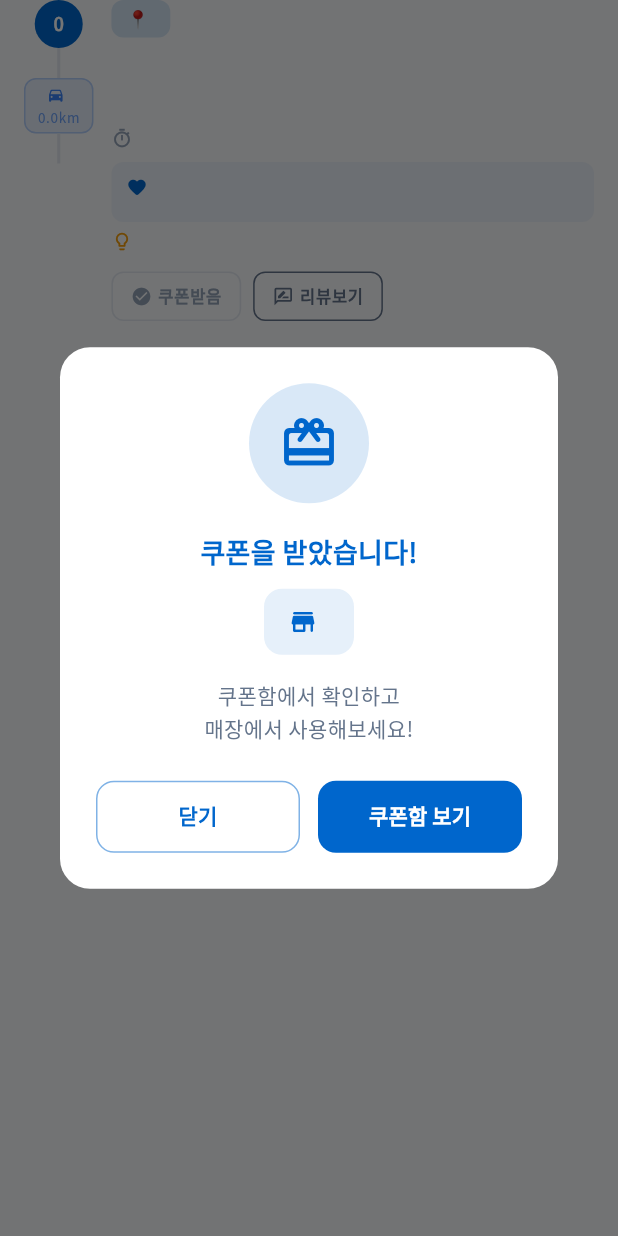
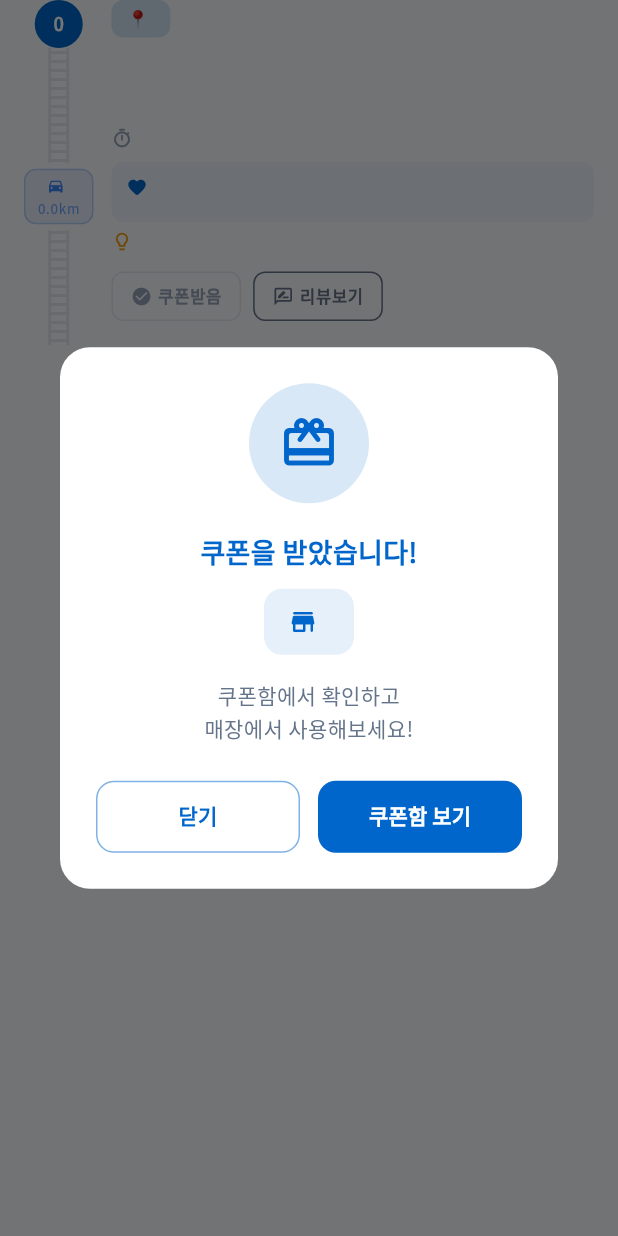
Before and after one commit to dusagong/FCM_APP-Flutter-with-AOS-IOS-, a Flutter app: the _CourseStopItem widget shown alone on an empty page, opened directly with empty values, after a tap on "쿠폰받기", on a phone screen of 412 x 824 dp. Run offline on Flutter 3.47's test engine with Material 3 defaults, Android fonts, the phone set to English and light mode, and no system bars; our stand-ins replace camera, flutter_animate, flutter_dotenv, google_fonts, image_picker, qr_flutter and 2 more; missing offline and left inert: flutter_naver_map, scratcher; accounts and stored records are empty.

Commit message:
course rail

```diff
--- a/lib/screens/meeting_platform_screen.dart
+++ b/lib/screens/meeting_platform_screen.dart
@@ -388,8 +388,9 @@ class _CourseStopItem extends StatelessWidget {
   Widget build(BuildContext context) {
     return Padding(
       padding: const EdgeInsets.symmetric(horizontal: 16),
+      child: IntrinsicHeight(
         child: Row(
-        crossAxisAlignment: CrossAxisAlignment.start,
+          crossAxisAlignment: CrossAxisAlignment.stretch,
           children: [
             // Timeline
             Column(
@@ -411,30 +412,24 @@ class _CourseStopItem extends StatelessWidget {
                     ),
                   ),
                 ),
-              if (!isLast) ...[
-                // 이동시간 표시가 있으면 이동시간 배지 표시
-                if (stop.travelTimeToNext != null) ...[
+                if (!isLast)
+                  Expanded(
+                    child: Stack(
+                      alignment: Alignment.center,
+                      children: [
+                        const _RailTrackVertical(),
+                        if (stop.travelTimeToNext != null)
                           Container(
-                    width: 2,
-                    height: 20,
-                    color: AppColors.border,
-                  ),
-                  _TravelTimeBadge(
+                            color: AppColors.background,
+                            padding: const EdgeInsets.symmetric(vertical: 4),
+                            child: _TravelTimeBadge(
                               travelTime: stop.travelTimeToNext!,
                               distanceKm: stop.distanceToNextKm,
                             ),
-                  Container(
-                    width: 2,
-                    height: 20,
-                    color: AppColors.border,
-                  ),
-                ] else
-                  Container(
-                    width: 2,
-                    height: 100,
-                    color: AppColors.border,
-                  ),
-              ],
+                          ),
+                      ],
+                    ),
+                  ),
               ],
             ),
             const SizedBox(width: 12),
@@ -546,6 +541,7 @@ class _CourseStopItem extends StatelessWidget {
               ),
             ),
           ],
+        ),
       ),
     );
   }
@@ -2713,3 +2709,55 @@ class _ZoomButton extends StatelessWidget {
     );
   }
 }
+
+class _RailTrackVertical extends StatelessWidget {
+  final double? height;
+
+  const _RailTrackVertical({this.height});
+
+  @override
+  Widget build(BuildContext context) {
+    return SizedBox(
+      width: 14,
+      height: height ?? double.infinity,
+      child: CustomPaint(
+        painter: _RailTrackPainter(color: AppColors.border),
+      ),
+    );
+  }
+}
+
+class _RailTrackPainter extends CustomPainter {
+  final Color color;
+
+  _RailTrackPainter({this.color = const Color(0xFFE0E0E0)});
+
+  @override
+  void paint(Canvas canvas, Size size) {
+    final paint = Paint()
+      ..color = color
+      ..style = PaintingStyle.fill;
+
+    // Defines
+    const double railWidth = 2.0;
+    // const double trackWidth = 14.0; // Implicit from size.width
+    const double sleeperHeight = 2.0;
+    const double sleeperSpacing = 4.0; // Denser sleepers
+
+    // Draw Left Rail
+    canvas.drawRect(Rect.fromLTWH(0, 0, railWidth, size.height), paint);
+
+    // Draw Right Rail
+    canvas.drawRect(Rect.fromLTWH(size.width - railWidth, 0, railWidth, size.height), paint);
+
+    // Draw Sleepers (Ties)
+    double y = 2.0;
+    while (y < size.height) {
+      canvas.drawRect(Rect.fromLTWH(0, y, size.width, sleeperHeight), paint);
+      y += sleeperSpacing + sleeperHeight;
+    }
+  }
+
+  @override
+  bool shouldRepaint(covariant CustomPainter oldDelegate) => false;
+}
```
Lines whose indentation alone changed are shown as unchanged.
